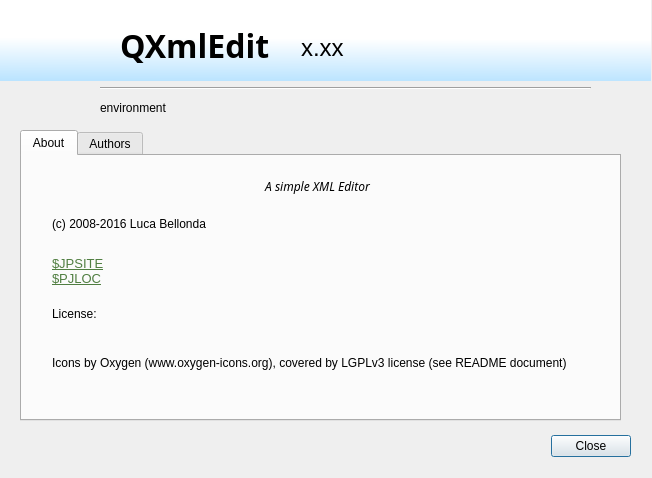
First picture: the form in src/aboutdialog.ui, repository lbellonda/qxmledit, before the edit.
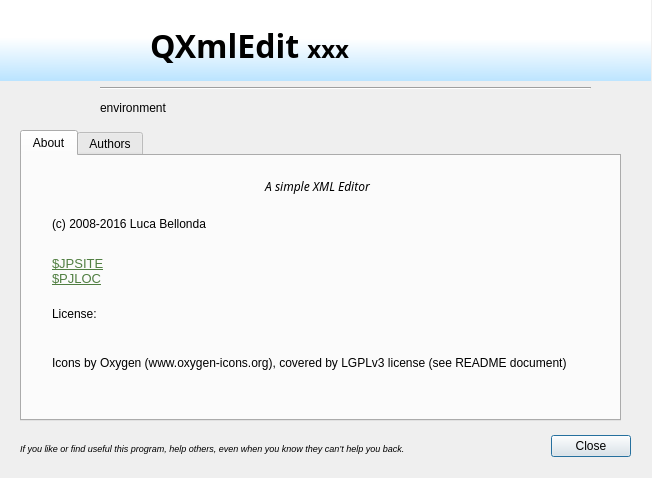
Second picture: the form after the edit. Icons and pictures are not drawn.

What changed in the file:
```diff
--- a/src/aboutdialog.ui
+++ b/src/aboutdialog.ui
@@ -239,9 +239,9 @@
   <widget class="QLabel" name="applicationName">
    <property name="geometry">
     <rect>
-     <x>120</x>
+     <x>150</x>
      <y>0</y>
-     <width>191</width>
+     <width>471</width>
      <height>91</height>
     </rect>
    </property>
@@ -254,7 +254,13 @@
     </font>
    </property>
    <property name="text">
-    <string>QXmlEdit</string>
+    <string>&lt;html&gt;&lt;head/&gt;&lt;body&gt;&lt;p&gt;QXmlEdit &lt;span style=&quot; font-size:18pt;&quot;&gt;xxx&lt;/span&gt;&lt;/p&gt;&lt;/body&gt;&lt;/html&gt;</string>
+   </property>
+   <property name="textFormat">
+    <enum>Qt::RichText</enum>
+   </property>
+   <property name="alignment">
+    <set>Qt::AlignLeading|Qt::AlignLeft|Qt::AlignVCenter</set>
    </property>
   </widget>
   <widget class="Line" name="line">
@@ -270,24 +276,6 @@
     <enum>Qt::Horizontal</enum>
    </property>
   </widget>
-  <widget class="QLabel" name="version">
-   <property name="geometry">
-    <rect>
-     <x>301</x>
-     <y>27</y>
-     <width>311</width>
-     <height>41</height>
-    </rect>
-   </property>
-   <property name="font">
-    <font>
-     <pointsize>18</pointsize>
-    </font>
-   </property>
-   <property name="text">
-    <string>x.xx</string>
-   </property>
-  </widget>
   <widget class="QLabel" name="envir">
    <property name="geometry">
     <rect>
@@ -320,6 +308,25 @@
     <string/>
    </property>
   </widget>
+  <widget class="QLabel" name="label_4">
+   <property name="geometry">
+    <rect>
+     <x>20</x>
+     <y>440</y>
+     <width>511</width>
+     <height>16</height>
+    </rect>
+   </property>
+   <property name="font">
+    <font>
+     <pointsize>7</pointsize>
+     <italic>true</italic>
+    </font>
+   </property>
+   <property name="text">
+    <string>If you like or find useful this program, help others, even when you know they can’t help you back.</string>
+   </property>
+  </widget>
   <zorder>label_2</zorder>
   <zorder>buttonBox</zorder>
   <zorder>tabWidget</zorder>
```
Left out of the diff: 2 changed lines with no effect on the pictures.
